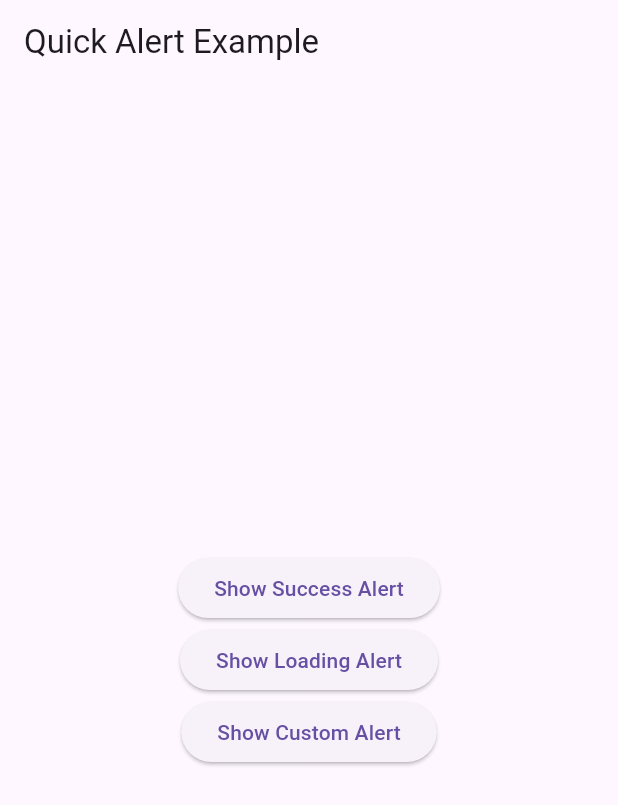
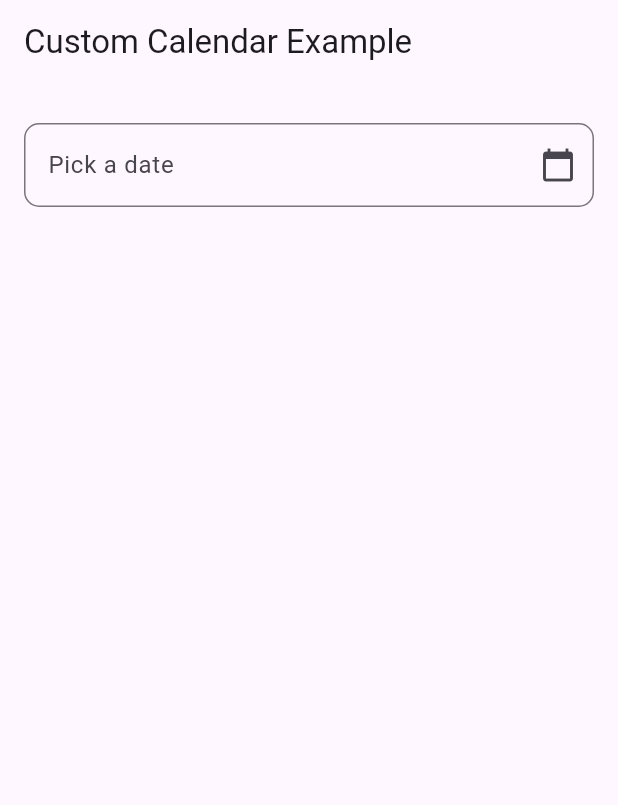
Before and after one commit to mageshyt/widgets-wizards, a Flutter app: the screen it shows after launch, on a phone screen of 412 x 824 dp. Shown: the top 805 px of the screen. Run offline on Flutter 3.47's test engine with Material 3 defaults, Android fonts, the phone set to English and light mode, and no system bars; our stand-ins replace quickalert.

Commit message:
calender

```diff
--- a/lib/main.dart
+++ b/lib/main.dart
@@ -1,5 +1,6 @@
 import 'package:flutter/material.dart';
 import 'package:widgets_wigets/widgets/alertdialog/alertdialog.dart';
+import 'package:widgets_wigets/widgets/calender/calender.dart';
 
 void main() {
   runApp(MyApp());
@@ -18,51 +19,18 @@ class HomeScreen extends StatelessWidget {
   @override
   Widget build(BuildContext context) {
     return Scaffold(
-      appBar: AppBar(title: Text('Quick Alert Example')),
+      appBar: AppBar(title: Text('Custom Calendar Example')),
       body: Center(
-        child: Column(
-          mainAxisAlignment: MainAxisAlignment.center,
-          children: [
-            ElevatedButton(
-              onPressed: () {
-                CustomAlertDialog.showCustomAlert(
-                  context: context,
-                  alertType: AlertType.success,
-                  title: 'Success',
-                  text: 'Transaction Completed Successfully!',
-                );
+        child: Center(
+          child: Padding(
+            padding: const EdgeInsets.all(16.0),
+            child: CustomCalendar(
+              onDateSelected: (selectedDate) {
+                print(
+                    'Selected date: $selectedDate'); // Handle the selected date
               },
-              child: Text('Show Success Alert'),
             ),
-            ElevatedButton(
-              onPressed: () {
-                CustomAlertDialog.showCustomAlert(
-                  context: context,
-                  alertType: AlertType.loading,
-                  title: 'Loading',
-                  text: 'Fetching your data',
-                );
-              },
-              child: Text('Show Loading Alert'),
-            ),
-            ElevatedButton(
-              onPressed: () {
-                CustomAlertDialog.showCustomAlert(
-                  context: context,
-                  alertType: AlertType.custom,
-                  title: 'Custom Alert',
-                  text: 'This is a custom alert with a widget',
-                  customAsset: 'lib/images/sasi.jpg',
-                  customWidget: TextFormField(
-                    decoration: InputDecoration(
-                      hintText: 'Enter something',
-                    ),
-                  ),
-                );
-              },
-              child: Text('Show Custom Alert'),
-            ),
-          ],
+          ),
         ),
       ),
     );
--- /dev/null
+++ b/lib/widgets/calender/calender.dart
@@ -0,0 +1,65 @@
+import 'package:flutter/material.dart';
+import 'package:intl/intl.dart';
+
+class CustomCalendar extends StatefulWidget {
+  final Function(DateTime) onDateSelected;
+
+  const CustomCalendar({Key? key, required this.onDateSelected})
+      : super(key: key);
+
+  @override
+  _CustomCalendarState createState() => _CustomCalendarState();
+}
+
+class _CustomCalendarState extends State<CustomCalendar> {
+  DateTime? _selectedDate;
+  final TextEditingController _controller = TextEditingController();
+
+  Future<void> _selectDate(BuildContext context) async {
+    final DateTime? pickedDate = await showDatePicker(
+      context: context,
+      initialDate: _selectedDate ?? DateTime.now(),
+      firstDate: DateTime(2000),
+      lastDate: DateTime(2101),
+    );
+    if (pickedDate != null && pickedDate != _selectedDate) {
+      setState(() {
+        _selectedDate = pickedDate;
+        _controller.text = DateFormat('yyyy-MM-dd').format(_selectedDate!);
+        widget.onDateSelected(_selectedDate!);
+      });
+    }
+  }
+
+  @override
+  Widget build(BuildContext context) {
+    return Column(
+      crossAxisAlignment: CrossAxisAlignment.start,
+      children: [
+        const SizedBox(height: 10),
+        TextField(
+          controller: _controller,
+          decoration: InputDecoration(
+            hintText: 'Pick a date',
+            suffixIcon: IconButton(
+              icon: const Icon(Icons.calendar_today),
+              onPressed: () => _selectDate(context),
+            ),
+            border: OutlineInputBorder(
+              borderRadius: BorderRadius.circular(10.0),
+            ),
+          ),
+          onChanged: (text) {
+            try {
+              final DateTime parsedDate = DateFormat('yyyy-MM-dd').parse(text);
+              _selectedDate = parsedDate;
+              widget.onDateSelected(parsedDate);
+            } catch (e) {
+              print('Invalid date format: $e');
+            }
+          },
+        ),
+      ],
+    );
+  }
+}
--- a/pubspec.yaml
+++ b/pubspec.yaml
@@ -36,6 +36,7 @@ dependencies:
   # Use with the CupertinoIcons class for iOS style icons.
   cupertino_icons: ^1.0.2
   quickalert: ^1.1.0
+  intl: ^0.19.0
 
 
 
```
Also changed, not shown: pubspec.lock, 2 other files.
